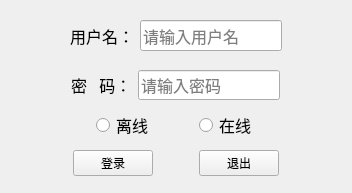
Before: the Qt Designer form res/ui/login.ui in zelviner/BarcodeCompare, drawn with Qt 5.
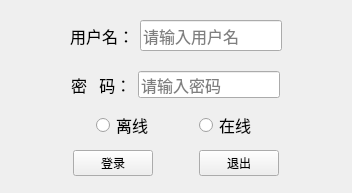
After: the same form once the commit is applied.

The edit to the form file:
```diff
--- a/res/ui/login.ui
+++ b/res/ui/login.ui
@@ -273,7 +273,7 @@
        <widget class="QLineEdit" name="password_edit">
         <property name="font">
          <font>
-          <family>微软雅黑</family>
+          <family>Arial</family>
           <pointsize>12</pointsize>
           <weight>50</weight>
           <bold>false</bold>
```
